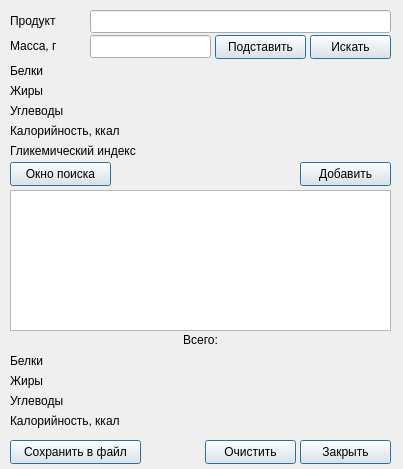
Qt form source/calcwin.ui (arcan1s/food_gui) before a commit.
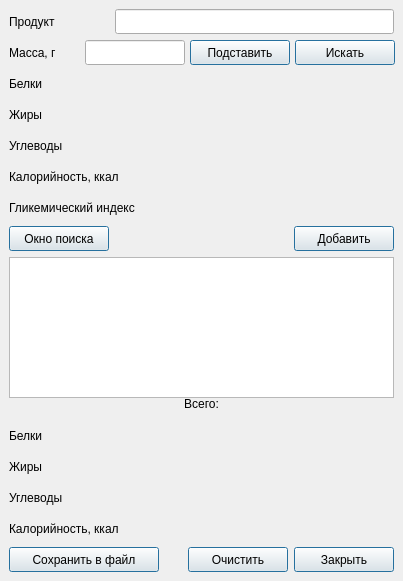
The same form after that commit.

Patch:
```diff
--- a/source/calcwin.ui
+++ b/source/calcwin.ui
@@ -7,47 +7,167 @@
     <x>0</x>
     <y>0</y>
     <width>403</width>
-    <height>469</height>
+    <height>581</height>
    </rect>
   </property>
+  <property name="minimumSize">
+   <size>
+    <width>403</width>
+    <height>581</height>
+   </size>
+  </property>
   <property name="windowTitle">
    <string>Расчитать</string>
   </property>
   <widget class="QWidget" name="centralwidget">
+   <property name="minimumSize">
+    <size>
+     <width>403</width>
+     <height>581</height>
+    </size>
+   </property>
+   <layout class="QGridLayout" name="gridLayout">
+    <item row="0" column="0">
+     <layout class="QHBoxLayout" name="horizontalLayout">
+      <item>
    <widget class="QLabel" name="search_lab">
-    <property name="geometry">
-     <rect>
-      <x>10</x>
-      <y>10</y>
-      <width>81</width>
-      <height>21</height>
-     </rect>
+        <property name="sizePolicy">
+         <sizepolicy hsizetype="Fixed" vsizetype="Fixed">
+          <horstretch>0</horstretch>
+          <verstretch>0</verstretch>
+         </sizepolicy>
+        </property>
+        <property name="minimumSize">
+         <size>
+          <width>100</width>
+          <height>25</height>
+         </size>
+        </property>
+        <property name="maximumSize">
+         <size>
+          <width>100</width>
+          <height>25</height>
+         </size>
     </property>
     <property name="text">
      <string>Продукт</string>
     </property>
    </widget>
+      </item>
+      <item>
    <widget class="QLineEdit" name="search_line">
-    <property name="geometry">
-     <rect>
-      <x>90</x>
-      <y>10</y>
-      <width>301</width>
-      <height>23</height>
-     </rect>
-    </property>
+        <property name="minimumSize">
+         <size>
+          <width>100</width>
+          <height>25</height>
+         </size>
+        </property>
+        <property name="maximumSize">
+         <size>
+          <width>16777215</width>
+          <height>25</height>
+         </size>
+        </property>
     <property name="alignment">
      <set>Qt::AlignRight|Qt::AlignTrailing|Qt::AlignVCenter</set>
     </property>
    </widget>
+      </item>
+     </layout>
+    </item>
+    <item row="1" column="0">
+     <layout class="QHBoxLayout" name="horizontalLayout_2">
+      <item>
+       <widget class="QLabel" name="mass_lab">
+        <property name="sizePolicy">
+         <sizepolicy hsizetype="Fixed" vsizetype="Fixed">
+          <horstretch>0</horstretch>
+          <verstretch>0</verstretch>
+         </sizepolicy>
+        </property>
+        <property name="minimumSize">
+         <size>
+          <width>70</width>
+          <height>25</height>
+         </size>
+        </property>
+        <property name="maximumSize">
+         <size>
+          <width>70</width>
+          <height>25</height>
+         </size>
+        </property>
+        <property name="text">
+         <string>Масса, г</string>
+        </property>
+       </widget>
+      </item>
+      <item>
+       <widget class="QLineEdit" name="mass_line">
+        <property name="minimumSize">
+         <size>
+          <width>100</width>
+          <height>25</height>
+         </size>
+        </property>
+        <property name="maximumSize">
+         <size>
+          <width>16777215</width>
+          <height>25</height>
+         </size>
+        </property>
+        <property name="alignment">
+         <set>Qt::AlignRight|Qt::AlignTrailing|Qt::AlignVCenter</set>
+        </property>
+       </widget>
+      </item>
+      <item>
+       <widget class="QPushButton" name="substitutebut">
+        <property name="sizePolicy">
+         <sizepolicy hsizetype="Fixed" vsizetype="Fixed">
+          <horstretch>0</horstretch>
+          <verstretch>0</verstretch>
+         </sizepolicy>
+        </property>
+        <property name="minimumSize">
+         <size>
+          <width>100</width>
+          <height>25</height>
+         </size>
+        </property>
+        <property name="maximumSize">
+         <size>
+          <width>100</width>
+          <height>25</height>
+         </size>
+        </property>
+        <property name="text">
+         <string>Подставить</string>
+        </property>
+        <property name="default">
+         <bool>true</bool>
+        </property>
+       </widget>
+      </item>
+      <item>
    <widget class="QPushButton" name="searchbut">
-    <property name="geometry">
-     <rect>
-      <x>310</x>
-      <y>35</y>
-      <width>81</width>
-      <height>24</height>
-     </rect>
+        <property name="sizePolicy">
+         <sizepolicy hsizetype="Fixed" vsizetype="Fixed">
+          <horstretch>0</horstretch>
+          <verstretch>0</verstretch>
+         </sizepolicy>
+        </property>
+        <property name="minimumSize">
+         <size>
+          <width>100</width>
+          <height>25</height>
+         </size>
+        </property>
+        <property name="maximumSize">
+         <size>
+          <width>100</width>
+          <height>25</height>
+         </size>
     </property>
     <property name="text">
      <string>Искать</string>
@@ -56,144 +176,341 @@
      <bool>true</bool>
     </property>
    </widget>
+      </item>
+     </layout>
+    </item>
+    <item row="2" column="0">
+     <layout class="QHBoxLayout" name="horizontalLayout_3">
+      <item>
    <widget class="QLabel" name="prot_lab">
-    <property name="geometry">
-     <rect>
-      <x>10</x>
-      <y>60</y>
-      <width>151</width>
-      <height>21</height>
-     </rect>
+        <property name="sizePolicy">
+         <sizepolicy hsizetype="Fixed" vsizetype="Fixed">
+          <horstretch>0</horstretch>
+          <verstretch>0</verstretch>
+         </sizepolicy>
+        </property>
+        <property name="minimumSize">
+         <size>
+          <width>100</width>
+          <height>25</height>
+         </size>
+        </property>
+        <property name="maximumSize">
+         <size>
+          <width>100</width>
+          <height>25</height>
+         </size>
     </property>
     <property name="text">
      <string>Белки</string>
     </property>
    </widget>
-   <widget class="QLabel" name="lip_lab">
-    <property name="geometry">
-     <rect>
-      <x>10</x>
-      <y>80</y>
-      <width>151</width>
-      <height>21</height>
-     </rect>
-    </property>
-    <property name="text">
-     <string>Жиры</string>
-    </property>
-   </widget>
+      </item>
+      <item>
    <widget class="QLabel" name="prot_sec_lab">
-    <property name="geometry">
-     <rect>
-      <x>240</x>
-      <y>60</y>
-      <width>151</width>
-      <height>21</height>
-     </rect>
+        <property name="sizePolicy">
+         <sizepolicy hsizetype="Preferred" vsizetype="Fixed">
+          <horstretch>0</horstretch>
+          <verstretch>0</verstretch>
+         </sizepolicy>
+        </property>
+        <property name="minimumSize">
+         <size>
+          <width>0</width>
+          <height>25</height>
+         </size>
+        </property>
+        <property name="maximumSize">
+         <size>
+          <width>16777215</width>
+          <height>25</height>
+         </size>
     </property>
     <property name="text">
      <string>&lt;html&gt;&lt;head/&gt;&lt;body&gt;&lt;p align=&quot;right&quot;&gt;&lt;br/&gt;&lt;/p&gt;&lt;/body&gt;&lt;/html&gt;</string>
     </property>
    </widget>
+      </item>
+     </layout>
+    </item>
+    <item row="3" column="0">
+     <layout class="QHBoxLayout" name="horizontalLayout_4">
+      <item>
+       <widget class="QLabel" name="lip_lab">
+        <property name="sizePolicy">
+         <sizepolicy hsizetype="Fixed" vsizetype="Fixed">
+          <horstretch>0</horstretch>
+          <verstretch>0</verstretch>
+         </sizepolicy>
+        </property>
+        <property name="minimumSize">
+         <size>
+          <width>100</width>
+          <height>25</height>
+         </size>
+        </property>
+        <property name="maximumSize">
+         <size>
+          <width>100</width>
+          <height>25</height>
+         </size>
+        </property>
+        <property name="text">
+         <string>Жиры</string>
+        </property>
+       </widget>
+      </item>
+      <item>
    <widget class="QLabel" name="lip_sec_lab">
-    <property name="geometry">
-     <rect>
-      <x>240</x>
-      <y>80</y>
-      <width>151</width>
-      <height>21</height>
-     </rect>
+        <property name="sizePolicy">
+         <sizepolicy hsizetype="Preferred" vsizetype="Fixed">
+          <horstretch>0</horstretch>
+          <verstretch>0</verstretch>
+         </sizepolicy>
+        </property>
+        <property name="minimumSize">
+         <size>
+          <width>0</width>
+          <height>25</height>
+         </size>
+        </property>
+        <property name="maximumSize">
+         <size>
+          <width>16777215</width>
+          <height>25</height>
+         </size>
     </property>
     <property name="text">
      <string>&lt;html&gt;&lt;head/&gt;&lt;body&gt;&lt;p align=&quot;right&quot;&gt;&lt;br/&gt;&lt;/p&gt;&lt;/body&gt;&lt;/html&gt;</string>
     </property>
    </widget>
+      </item>
+     </layout>
+    </item>
+    <item row="4" column="0">
+     <layout class="QHBoxLayout" name="horizontalLayout_5">
+      <item>
    <widget class="QLabel" name="carb_lab">
-    <property name="geometry">
-     <rect>
-      <x>10</x>
-      <y>100</y>
-      <width>151</width>
-      <height>21</height>
-     </rect>
+        <property name="sizePolicy">
+         <sizepolicy hsizetype="Fixed" vsizetype="Fixed">
+          <horstretch>0</horstretch>
+          <verstretch>0</verstretch>
+         </sizepolicy>
+        </property>
+        <property name="minimumSize">
+         <size>
+          <width>100</width>
+          <height>25</height>
+         </size>
+        </property>
+        <property name="maximumSize">
+         <size>
+          <width>100</width>
+          <height>25</height>
+         </size>
     </property>
     <property name="text">
      <string>Углеводы</string>
     </property>
    </widget>
-   <widget class="QLabel" name="ccal_sec_lab">
-    <property name="geometry">
-     <rect>
-      <x>240</x>
-      <y>120</y>
-      <width>151</width>
-      <height>21</height>
-     </rect>
-    </property>
-    <property name="text">
-     <string>&lt;html&gt;&lt;head/&gt;&lt;body&gt;&lt;p align=&quot;right&quot;&gt;&lt;br/&gt;&lt;/p&gt;&lt;/body&gt;&lt;/html&gt;</string>
-    </property>
-   </widget>
+      </item>
+      <item>
    <widget class="QLabel" name="carb_sec_lab">
-    <property name="geometry">
-     <rect>
-      <x>240</x>
-      <y>100</y>
-      <width>151</width>
-      <height>21</height>
-     </rect>
+        <property name="sizePolicy">
+         <sizepolicy hsizetype="Preferred" vsizetype="Fixed">
+          <horstretch>0</horstretch>
+          <verstretch>0</verstretch>
+         </sizepolicy>
+        </property>
+        <property name="minimumSize">
+         <size>
+          <width>0</width>
+          <height>25</height>
+         </size>
+        </property>
+        <property name="maximumSize">
+         <size>
+          <width>16777215</width>
+          <height>25</height>
+         </size>
     </property>
     <property name="text">
      <string>&lt;html&gt;&lt;head/&gt;&lt;body&gt;&lt;p align=&quot;right&quot;&gt;&lt;br/&gt;&lt;/p&gt;&lt;/body&gt;&lt;/html&gt;</string>
     </property>
    </widget>
+      </item>
+     </layout>
+    </item>
+    <item row="5" column="0">
+     <layout class="QHBoxLayout" name="horizontalLayout_6">
+      <item>
    <widget class="QLabel" name="ccal_lab">
-    <property name="geometry">
-     <rect>
-      <x>10</x>
-      <y>120</y>
-      <width>151</width>
-      <height>21</height>
-     </rect>
+        <property name="sizePolicy">
+         <sizepolicy hsizetype="Fixed" vsizetype="Fixed">
+          <horstretch>0</horstretch>
+          <verstretch>0</verstretch>
+         </sizepolicy>
+        </property>
+        <property name="minimumSize">
+         <size>
+          <width>150</width>
+          <height>25</height>
+         </size>
+        </property>
+        <property name="maximumSize">
+         <size>
+          <width>150</width>
+          <height>25</height>
+         </size>
     </property>
     <property name="text">
      <string>Калорийность, ккал</string>
     </property>
    </widget>
+      </item>
+      <item>
+       <widget class="QLabel" name="ccal_sec_lab">
+        <property name="sizePolicy">
+         <sizepolicy hsizetype="Preferred" vsizetype="Fixed">
+          <horstretch>0</horstretch>
+          <verstretch>0</verstretch>
+         </sizepolicy>
+        </property>
+        <property name="minimumSize">
+         <size>
+          <width>100</width>
+          <height>25</height>
+         </size>
+        </property>
+        <property name="maximumSize">
+         <size>
+          <width>16777215</width>
+          <height>25</height>
+         </size>
+        </property>
+        <property name="text">
+         <string>&lt;html&gt;&lt;head/&gt;&lt;body&gt;&lt;p align=&quot;right&quot;&gt;&lt;br/&gt;&lt;/p&gt;&lt;/body&gt;&lt;/html&gt;</string>
+        </property>
+       </widget>
+      </item>
+     </layout>
+    </item>
+    <item row="6" column="0">
+     <layout class="QHBoxLayout" name="horizontalLayout_7">
+      <item>
    <widget class="QLabel" name="glyc_lab">
-    <property name="geometry">
-     <rect>
-      <x>10</x>
-      <y>140</y>
-      <width>151</width>
-      <height>21</height>
-     </rect>
+        <property name="sizePolicy">
+         <sizepolicy hsizetype="Fixed" vsizetype="Fixed">
+          <horstretch>0</horstretch>
+          <verstretch>0</verstretch>
+         </sizepolicy>
+        </property>
+        <property name="minimumSize">
+         <size>
+          <width>150</width>
+          <height>25</height>
+         </size>
+        </property>
+        <property name="maximumSize">
+         <size>
+          <width>150</width>
+          <height>25</height>
+         </size>
     </property>
     <property name="text">
      <string>Гликемический индекс</string>
     </property>
    </widget>
+      </item>
+      <item>
    <widget class="QLabel" name="glyc_sec_lab">
-    <property name="geometry">
-     <rect>
-      <x>240</x>
-      <y>140</y>
-      <width>151</width>
-      <height>21</height>
-     </rect>
+        <property name="sizePolicy">
+         <sizepolicy hsizetype="Preferred" vsizetype="Fixed">
+          <horstretch>0</horstretch>
+          <verstretch>0</verstretch>
+         </sizepolicy>
+        </property>
+        <property name="minimumSize">
+         <size>
+          <width>100</width>
+          <height>25</height>
+         </size>
+        </property>
+        <property name="maximumSize">
+         <size>
+          <width>16777215</width>
+          <height>25</height>
+         </size>
     </property>
     <property name="text">
      <string>&lt;html&gt;&lt;head/&gt;&lt;body&gt;&lt;p align=&quot;right&quot;&gt;&lt;br/&gt;&lt;/p&gt;&lt;/body&gt;&lt;/html&gt;</string>
     </property>
    </widget>
+      </item>
+     </layout>
+    </item>
+    <item row="7" column="0">
+     <layout class="QHBoxLayout" name="horizontalLayout_8">
+      <item>
+       <widget class="QPushButton" name="searchwinbut">
+        <property name="sizePolicy">
+         <sizepolicy hsizetype="Fixed" vsizetype="Fixed">
+          <horstretch>0</horstretch>
+          <verstretch>0</verstretch>
+         </sizepolicy>
+        </property>
+        <property name="minimumSize">
+         <size>
+          <width>100</width>
+          <height>25</height>
+         </size>
+        </property>
+        <property name="maximumSize">
+         <size>
+          <width>100</width>
+          <height>25</height>
+         </size>
+        </property>
+        <property name="text">
+         <string>Окно поиска</string>
+        </property>
+        <property name="default">
+         <bool>true</bool>
+        </property>
+       </widget>
+      </item>
+      <item>
+       <spacer name="horizontalSpacer">
+        <property name="orientation">
+         <enum>Qt::Horizontal</enum>
+        </property>
+        <property name="sizeHint" stdset="0">
+         <size>
+          <width>40</width>
+          <height>20</height>
+         </size>
+        </property>
+       </spacer>
+      </item>
+      <item>
    <widget class="QPushButton" name="addbut">
-    <property name="geometry">
-     <rect>
-      <x>300</x>
-      <y>162</y>
-      <width>91</width>
-      <height>24</height>
-     </rect>
+        <property name="sizePolicy">
+         <sizepolicy hsizetype="Fixed" vsizetype="Fixed">
+          <horstretch>0</horstretch>
+          <verstretch>0</verstretch>
+         </sizepolicy>
+        </property>
+        <property name="minimumSize">
+         <size>
+          <width>100</width>
+          <height>25</height>
+         </size>
+        </property>
+        <property name="maximumSize">
+         <size>
+          <width>100</width>
+          <height>25</height>
+         </size>
     </property>
     <property name="text">
      <string>Добавить</string>
@@ -202,157 +519,281 @@
      <bool>true</bool>
     </property>
    </widget>
-   <widget class="QLineEdit" name="mass_line">
-    <property name="geometry">
-     <rect>
-      <x>90</x>
-      <y>35</y>
-      <width>121</width>
-      <height>23</height>
-     </rect>
-    </property>
-    <property name="alignment">
-     <set>Qt::AlignRight|Qt::AlignTrailing|Qt::AlignVCenter</set>
-    </property>
-   </widget>
-   <widget class="QLabel" name="mass_lab">
-    <property name="geometry">
-     <rect>
-      <x>10</x>
-      <y>35</y>
-      <width>81</width>
-      <height>21</height>
-     </rect>
-    </property>
-    <property name="text">
-     <string>Масса, г</string>
-    </property>
-   </widget>
-   <widget class="QLabel" name="tot_ccal_lab">
-    <property name="geometry">
-     <rect>
-      <x>10</x>
-      <y>410</y>
-      <width>151</width>
-      <height>21</height>
-     </rect>
+      </item>
+     </layout>
+    </item>
+    <item row="8" column="0">
+     <widget class="QTextBrowser" name="text_selected">
+      <property name="minimumSize">
+       <size>
+        <width>381</width>
+        <height>141</height>
+       </size>
+      </property>
+     </widget>
+    </item>
+    <item row="9" column="0">
+     <widget class="QLabel" name="total_lab">
+      <property name="sizePolicy">
+       <sizepolicy hsizetype="Preferred" vsizetype="Fixed">
+        <horstretch>0</horstretch>
+        <verstretch>0</verstretch>
+       </sizepolicy>
+      </property>
+      <property name="minimumSize">
+       <size>
+        <width>100</width>
+        <height>25</height>
+       </size>
+      </property>
+      <property name="maximumSize">
+       <size>
+        <width>16777215</width>
+        <height>25</height>
+       </size>
     </property>
     <property name="text">
-     <string>Калорийность, ккал</string>
-    </property>
-   </widget>
-   <widget class="QLabel" name="tot_lip_lab">
-    <property name="geometry">
-     <rect>
-      <x>10</x>
-      <y>370</y>
-      <width>151</width>
-      <height>21</height>
-     </rect>
-    </property>
-    <property name="text">
-     <string>Жиры</string>
-    </property>
-   </widget>
+       <string>&lt;html&gt;&lt;head/&gt;&lt;body&gt;&lt;p align=&quot;center&quot;&gt;Всего:&lt;/p&gt;&lt;/body&gt;&lt;/html&gt;</string>
+      </property>
+     </widget>
+    </item>
+    <item row="10" column="0">
+     <layout class="QHBoxLayout" name="horizontalLayout_9">
+      <item>
    <widget class="QLabel" name="tot_prot_lab">
-    <property name="geometry">
-     <rect>
-      <x>10</x>
-      <y>350</y>
-      <width>151</width>
-      <height>21</height>
-     </rect>
+        <property name="sizePolicy">
+         <sizepolicy hsizetype="Fixed" vsizetype="Fixed">
+          <horstretch>0</horstretch>
+          <verstretch>0</verstretch>
+         </sizepolicy>
+        </property>
+        <property name="minimumSize">
+         <size>
+          <width>100</width>
+          <height>25</height>
+         </size>
+        </property>
+        <property name="maximumSize">
+         <size>
+          <width>100</width>
+          <height>25</height>
+         </size>
     </property>
     <property name="text">
      <string>Белки</string>
     </property>
    </widget>
+      </item>
+      <item>
    <widget class="QLabel" name="tot_prot_sec_lab">
-    <property name="geometry">
-     <rect>
-      <x>240</x>
-      <y>350</y>
-      <width>151</width>
-      <height>21</height>
-     </rect>
+        <property name="sizePolicy">
+         <sizepolicy hsizetype="Preferred" vsizetype="Fixed">
+          <horstretch>0</horstretch>
+          <verstretch>0</verstretch>
+         </sizepolicy>
+        </property>
+        <property name="minimumSize">
+         <size>
+          <width>0</width>
+          <height>25</height>
+         </size>
+        </property>
+        <property name="maximumSize">
+         <size>
+          <width>16777215</width>
+          <height>25</height>
+         </size>
     </property>
     <property name="text">
      <string>&lt;html&gt;&lt;head/&gt;&lt;body&gt;&lt;p align=&quot;right&quot;&gt;&lt;br/&gt;&lt;/p&gt;&lt;/body&gt;&lt;/html&gt;</string>
     </property>
    </widget>
+      </item>
+     </layout>
+    </item>
+    <item row="11" column="0">
+     <layout class="QHBoxLayout" name="horizontalLayout_10">
+      <item>
+       <widget class="QLabel" name="tot_lip_lab">
+        <property name="sizePolicy">
+         <sizepolicy hsizetype="Fixed" vsizetype="Fixed">
+          <horstretch>0</horstretch>
+          <verstretch>0</verstretch>
+         </sizepolicy>
+        </property>
+        <property name="minimumSize">
+         <size>
+          <width>100</width>
+          <height>25</height>
+         </size>
+        </property>
+        <property name="maximumSize">
+         <size>
+          <width>100</width>
+          <height>25</height>
+         </size>
+        </property>
+        <property name="text">
+         <string>Жиры</string>
+        </property>
+       </widget>
+      </item>
+      <item>
    <widget class="QLabel" name="tot_lip_sec_lab">
-    <property name="geometry">
-     <rect>
-      <x>240</x>
-      <y>370</y>
-      <width>151</width>
-      <height>21</height>
-     </rect>
-    </property>
-    <property name="text">
-     <string>&lt;html&gt;&lt;head/&gt;&lt;body&gt;&lt;p align=&quot;right&quot;&gt;&lt;br/&gt;&lt;/p&gt;&lt;/body&gt;&lt;/html&gt;</string>
-    </property>
-   </widget>
-   <widget class="QLabel" name="tot_ccal_sec_lab">
-    <property name="geometry">
-     <rect>
-      <x>240</x>
-      <y>410</y>
-      <width>151</width>
-      <height>21</height>
-     </rect>
+        <property name="sizePolicy">
+         <sizepolicy hsizetype="Preferred" vsizetype="Fixed">
+          <horstretch>0</horstretch>
+          <verstretch>0</verstretch>
+         </sizepolicy>
+        </property>
+        <property name="minimumSize">
+         <size>
+          <width>0</width>
+          <height>25</height>
+         </size>
+        </property>
+        <property name="maximumSize">
+         <size>
+          <width>16777215</width>
+          <height>25</height>
+         </size>
     </property>
     <property name="text">
      <string>&lt;html&gt;&lt;head/&gt;&lt;body&gt;&lt;p align=&quot;right&quot;&gt;&lt;br/&gt;&lt;/p&gt;&lt;/body&gt;&lt;/html&gt;</string>
     </property>
    </widget>
-   <widget class="QLabel" name="tot_carb_sec_lab">
-    <property name="geometry">
-     <rect>
-      <x>240</x>
-      <y>390</y>
-      <width>151</width>
-      <height>21</height>
-     </rect>
-    </property>
-    <property name="text">
-     <string>&lt;html&gt;&lt;head/&gt;&lt;body&gt;&lt;p align=&quot;right&quot;&gt;&lt;br/&gt;&lt;/p&gt;&lt;/body&gt;&lt;/html&gt;</string>
-    </property>
-   </widget>
+      </item>
+     </layout>
+    </item>
+    <item row="12" column="0">
+     <layout class="QHBoxLayout" name="horizontalLayout_11">
+      <item>
    <widget class="QLabel" name="tot_carb_lab">
-    <property name="geometry">
-     <rect>
-      <x>10</x>
-      <y>390</y>
-      <width>151</width>
-      <height>21</height>
-     </rect>
+        <property name="sizePolicy">
+         <sizepolicy hsizetype="Fixed" vsizetype="Fixed">
+          <horstretch>0</horstretch>
+          <verstretch>0</verstretch>
+         </sizepolicy>
+        </property>
+        <property name="minimumSize">
+         <size>
+          <width>100</width>
+          <height>25</height>
+         </size>
+        </property>
+        <property name="maximumSize">
+         <size>
+          <width>100</width>
+          <height>25</height>
+         </size>
     </property>
     <property name="text">
      <string>Углеводы</string>
     </property>
    </widget>
-   <widget class="QLabel" name="total_lab">
-    <property name="geometry">
-     <rect>
-      <x>10</x>
-      <y>330</y>
-      <width>381</width>
-      <height>21</height>
-     </rect>
-    </property>
+      </item>
+      <item>
+       <widget class="QLabel" name="tot_carb_sec_lab">
+        <property name="sizePolicy">
+         <sizepolicy hsizetype="Preferred" vsizetype="Fixed">
+          <horstretch>0</horstretch>
+          <verstretch>0</verstretch>
+         </sizepolicy>
+        </property>
+        <property name="minimumSize">
+         <size>
+          <width>100</width>
+          <height>25</height>
+         </size>
+        </property>
+        <property name="maximumSize">
+         <size>
+          <width>16777215</width>
+          <height>25</height>
+         </size>
+        </property>
     <property name="text">
-     <string>&lt;html&gt;&lt;head/&gt;&lt;body&gt;&lt;p align=&quot;center&quot;&gt;Всего:&lt;/p&gt;&lt;/body&gt;&lt;/html&gt;</string>
-    </property>
-   </widget>
+         <string>&lt;html&gt;&lt;head/&gt;&lt;body&gt;&lt;p align=&quot;right&quot;&gt;&lt;br/&gt;&lt;/p&gt;&lt;/body&gt;&lt;/html&gt;</string>
+        </property>
+       </widget>
+      </item>
+     </layout>
+    </item>
+    <item row="13" column="0">
+     <layout class="QHBoxLayout" name="horizontalLayout_12">
+      <item>
+       <widget class="QLabel" name="tot_ccal_lab">
+        <property name="sizePolicy">
+         <sizepolicy hsizetype="Fixed" vsizetype="Fixed">
+          <horstretch>0</horstretch>
+          <verstretch>0</verstretch>
+         </sizepolicy>
+        </property>
+        <property name="minimumSize">
+         <size>
+          <width>150</width>
+          <height>25</height>
+         </size>
+        </property>
+        <property name="maximumSize">
+         <size>
+          <width>150</width>
+          <height>25</height>
+         </size>
+        </property>
+        <property name="text">
+         <string>Калорийность, ккал</string>
+        </property>
+       </widget>
+      </item>
+      <item>
+       <widget class="QLabel" name="tot_ccal_sec_lab">
+        <property name="sizePolicy">
+         <sizepolicy hsizetype="Preferred" vsizetype="Fixed">
+          <horstretch>0</horstretch>
+          <verstretch>0</verstretch>
+         </sizepolicy>
+        </property>
+        <property name="minimumSize">
+         <size>
+          <width>0</width>
+          <height>25</height>
+         </size>
+        </property>
+        <property name="maximumSize">
+         <size>
+          <width>16777215</width>
+          <height>25</height>
+         </size>
+        </property>
+        <property name="text">
+         <string>&lt;html&gt;&lt;head/&gt;&lt;body&gt;&lt;p align=&quot;right&quot;&gt;&lt;br/&gt;&lt;/p&gt;&lt;/body&gt;&lt;/html&gt;</string>
+        </property>
+       </widget>
+      </item>
+     </layout>
+    </item>
+    <item row="14" column="0">
+     <layout class="QHBoxLayout" name="horizontalLayout_13">
+      <item>
    <widget class="QPushButton" name="savebut">
-    <property name="geometry">
-     <rect>
-      <x>10</x>
-      <y>440</y>
-      <width>131</width>
-      <height>24</height>
-     </rect>
+        <property name="sizePolicy">
+         <sizepolicy hsizetype="Fixed" vsizetype="Fixed">
+          <horstretch>0</horstretch>
+          <verstretch>0</verstretch>
+         </sizepolicy>
+        </property>
+        <property name="minimumSize">
+         <size>
+          <width>150</width>
+          <height>25</height>
+         </size>
+        </property>
+        <property name="maximumSize">
+         <size>
+          <width>150</width>
+          <height>25</height>
+         </size>
     </property>
     <property name="text">
      <string>Сохранить в файл</string>
@@ -361,40 +802,39 @@
      <bool>true</bool>
     </property>
    </widget>
-   <widget class="QPushButton" name="exitbut">
-    <property name="geometry">
-     <rect>
-      <x>300</x>
-      <y>440</y>
-      <width>91</width>
-      <height>24</height>
-     </rect>
-    </property>
-    <property name="text">
-     <string>Закрыть</string>
-    </property>
-    <property name="default">
-     <bool>true</bool>
-    </property>
-   </widget>
-   <widget class="QTextBrowser" name="text_selected">
-    <property name="geometry">
-     <rect>
-      <x>10</x>
-      <y>190</y>
-      <width>381</width>
-      <height>141</height>
-     </rect>
-    </property>
-   </widget>
+      </item>
+      <item>
+       <spacer name="horizontalSpacer_2">
+        <property name="orientation">
+         <enum>Qt::Horizontal</enum>
+        </property>
+        <property name="sizeHint" stdset="0">
+         <size>
+          <width>40</width>
+          <height>20</height>
+         </size>
+        </property>
+       </spacer>
+      </item>
+      <item>
    <widget class="QPushButton" name="deletebut">
-    <property name="geometry">
-     <rect>
-      <x>205</x>
-      <y>440</y>
-      <width>91</width>
-      <height>24</height>
-     </rect>
+        <property name="sizePolicy">
+         <sizepolicy hsizetype="Fixed" vsizetype="Fixed">
+          <horstretch>0</horstretch>
+          <verstretch>0</verstretch>
+         </sizepolicy>
+        </property>
+        <property name="minimumSize">
+         <size>
+          <width>100</width>
+          <height>25</height>
+         </size>
+        </property>
+        <property name="maximumSize">
+         <size>
+          <width>100</width>
+          <height>25</height>
+         </size>
     </property>
     <property name="text">
      <string>Очистить</string>
@@ -403,38 +843,38 @@
      <bool>true</bool>
     </property>
    </widget>
-   <widget class="QPushButton" name="searchwinbut">
-    <property name="geometry">
-     <rect>
-      <x>10</x>
-      <y>162</y>
-      <width>101</width>
-      <height>24</height>
-     </rect>
-    </property>
-    <property name="text">
-     <string>Окно поиска</string>
-    </property>
-    <property name="default">
-     <bool>true</bool>
-    </property>
-   </widget>
-   <widget class="QPushButton" name="substitutebut">
-    <property name="geometry">
-     <rect>
-      <x>215</x>
-      <y>35</y>
-      <width>91</width>
-      <height>24</height>
-     </rect>
-    </property>
+      </item>
+      <item>
+       <widget class="QPushButton" name="exitbut">
+        <property name="sizePolicy">
+         <sizepolicy hsizetype="Fixed" vsizetype="Fixed">
+          <horstretch>0</horstretch>
+          <verstretch>0</verstretch>
+         </sizepolicy>
+        </property>
+        <property name="minimumSize">
+         <size>
+          <width>100</width>
+          <height>25</height>
+         </size>
+        </property>
+        <property name="maximumSize">
+         <size>
+          <width>100</width>
+          <height>25</height>
+         </size>
+        </property>
     <property name="text">
-     <string>Подставить</string>
+         <string>Закрыть</string>
     </property>
     <property name="default">
      <bool>true</bool>
     </property>
    </widget>
+      </item>
+     </layout>
+    </item>
+   </layout>
   </widget>
  </widget>
  <tabstops>
```
Left out of the diff: 9 changed lines with no effect on the pictures. Lines whose indentation alone changed are shown as unchanged.
